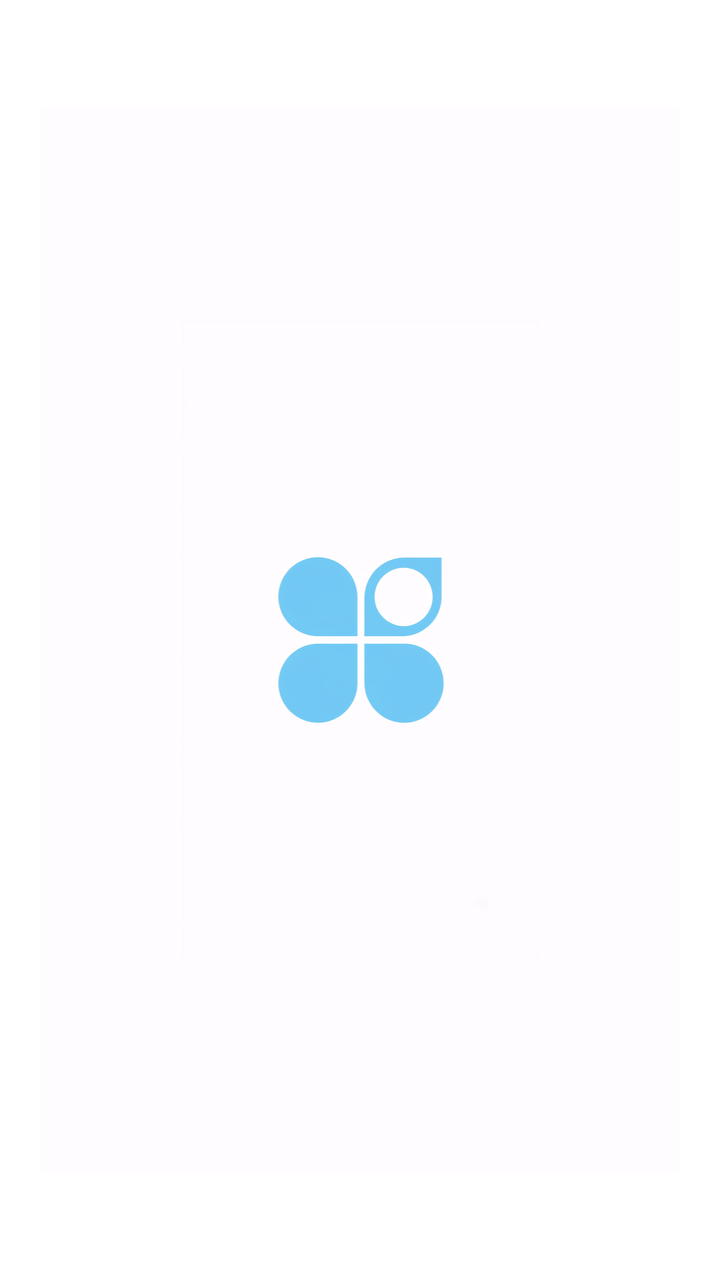
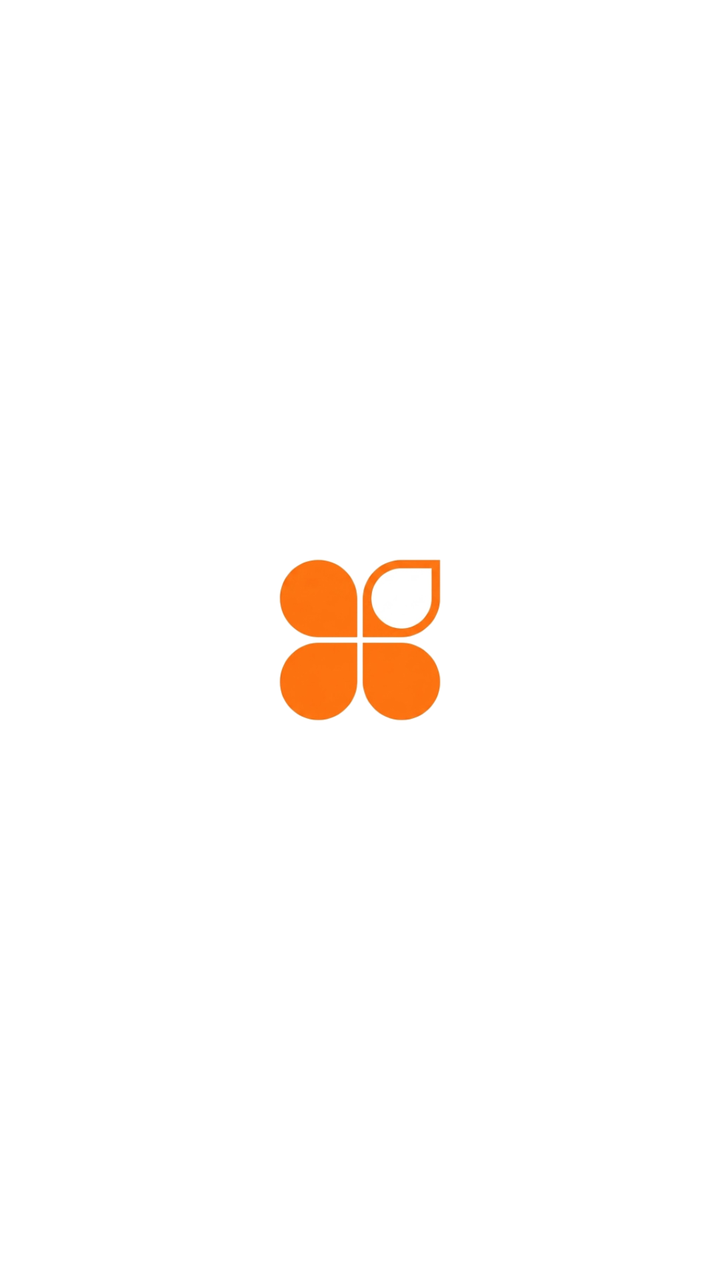

An Android layout rendered at two revisions. The XML below is the earlier revision; the diff shows what the commit changed to produce the second picture.
<!-- AndroidManifest.xml: application theme AppTheme -->
<!-- res/layout/launch_screen.xml -->
<?xml version="1.0" encoding="utf-8"?>
<RelativeLayout xmlns:android="http://schemas.android.com/apk/res/android"
    android:orientation="vertical"
    android:layout_width="match_parent"
    android:layout_height="match_parent"
    android:background="#ffffff">

    <ImageView
        android:layout_width="wrap_content"
        android:layout_height="wrap_content"
        android:src="@drawable/screen"
        android:scaleType="centerCrop"
        android:layout_centerInParent="true" />
</RelativeLayout>
<!-- resources referenced by this layout -->
<resources>
  <!-- drawable screen: png bitmap (drawable, 41805 bytes) -->
  <style name="AppTheme" parent="Theme.AppCompat.DayNight.NoActionBar">
          
          <item name="android:editTextBackground">@drawable/rn_edit_text_material</item>
      </style>
  <!-- drawable rn_edit_text_material (drawable) -->
  <?xml version="1.0" encoding="utf-8"?>
  <inset xmlns:android="http://schemas.android.com/apk/res/android"
         android:insetLeft="@dimen/abc_edit_text_inset_horizontal_material"
         android:insetRight="@dimen/abc_edit_text_inset_horizontal_material"
         android:insetTop="@dimen/abc_edit_text_inset_top_material"
         android:insetBottom="@dimen/abc_edit_text_inset_bottom_material"
         >
  
      <selector>
          
          <item android:state_enabled="false" android:drawable="@drawable/abc_textfield_default_mtrl_alpha"/>
          <item android:drawable="@drawable/abc_textfield_activated_mtrl_alpha"/>
      </selector>
  
  </inset>
</resources>

<!-- the commit's change to res/layout/launch_screen.xml (unified diff, before → after) -->
@@ -6,9 +6,8 @@
     android:background="#ffffff">
 
     <ImageView
-        android:layout_width="wrap_content"
-        android:layout_height="wrap_content"
-        android:src="@drawable/screen"
-        android:scaleType="centerCrop"
+        android:layout_width="180dp"
+        android:layout_height="180dp"
+        android:src="@drawable/logo"
         android:layout_centerInParent="true" />
 </RelativeLayout>
<!-- resource entries referenced after the edit -->
@@ -1,6 +1,6 @@
 <!-- resources referenced by this layout -->
 <resources>
-  <!-- drawable screen: png bitmap (drawable, 41805 bytes) -->
+  <!-- drawable logo: png bitmap (drawable, 35262 bytes) -->
   <style name="AppTheme" parent="Theme.AppCompat.DayNight.NoActionBar">
           
           <item name="android:editTextBackground">@drawable/rn_edit_text_material</item>
